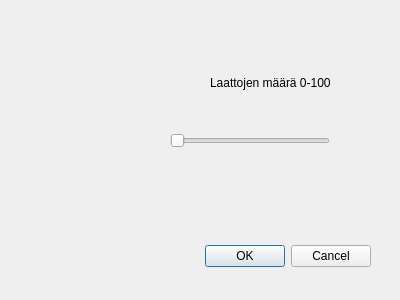
First picture: the form in Game/dialog.ui, repository JoonasPel/tie-02402-ohj3_2019-2020-PROJECT, before the edit.
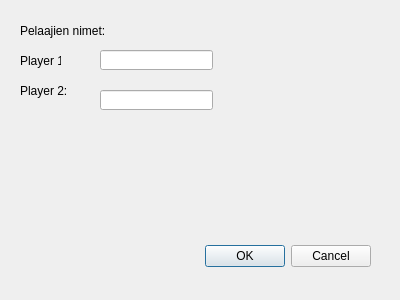
Second picture: the form after the edit.

Commit message: Lisätty pieniä toiminnallisuuksia ja pelaajien nimet dialogiin

```diff
--- a/Game/dialog.ui
+++ b/Game/dialog.ui
@@ -29,30 +29,63 @@
     <set>QDialogButtonBox::Cancel|QDialogButtonBox::Ok</set>
    </property>
   </widget>
-  <widget class="QSlider" name="horizontalSlider">
-   <property name="geometry">
-    <rect>
-     <x>170</x>
-     <y>130</y>
-     <width>160</width>
-     <height>22</height>
-    </rect>
-   </property>
-   <property name="orientation">
-    <enum>Qt::Horizontal</enum>
-   </property>
-  </widget>
   <widget class="QLabel" name="label">
    <property name="geometry">
     <rect>
-     <x>210</x>
-     <y>73</y>
-     <width>151</width>
-     <height>20</height>
+     <x>20</x>
+     <y>20</y>
+     <width>131</width>
+     <height>21</height>
     </rect>
    </property>
    <property name="text">
-    <string>Laattojen määrä 0-100</string>
+    <string>Pelaajien nimet:</string>
+   </property>
+  </widget>
+  <widget class="QLabel" name="label_2">
+   <property name="geometry">
+    <rect>
+     <x>20</x>
+     <y>50</y>
+     <width>41</width>
+     <height>21</height>
+    </rect>
+   </property>
+   <property name="text">
+    <string>Player 1:</string>
+   </property>
+  </widget>
+  <widget class="QLabel" name="label_3">
+   <property name="geometry">
+    <rect>
+     <x>20</x>
+     <y>80</y>
+     <width>51</width>
+     <height>21</height>
+    </rect>
+   </property>
+   <property name="text">
+    <string>Player 2:</string>
+   </property>
+  </widget>
+  <widget class="QLineEdit" name="pl1_text">
+   <property name="geometry">
+    <rect>
+     <x>100</x>
+     <y>50</y>
+     <width>113</width>
+     <height>20</height>
+    </rect>
+   </property>
+  </widget>
+  <widget class="QLineEdit" name="pl2_text">
+   <property name="geometry">
+    <rect>
+     <x>100</x>
+     <y>90</y>
+     <width>113</width>
+     <height>20</height>
+    </rect>
    </property>
   </widget>
  </widget>
```
The commit also changes 5 other files.
